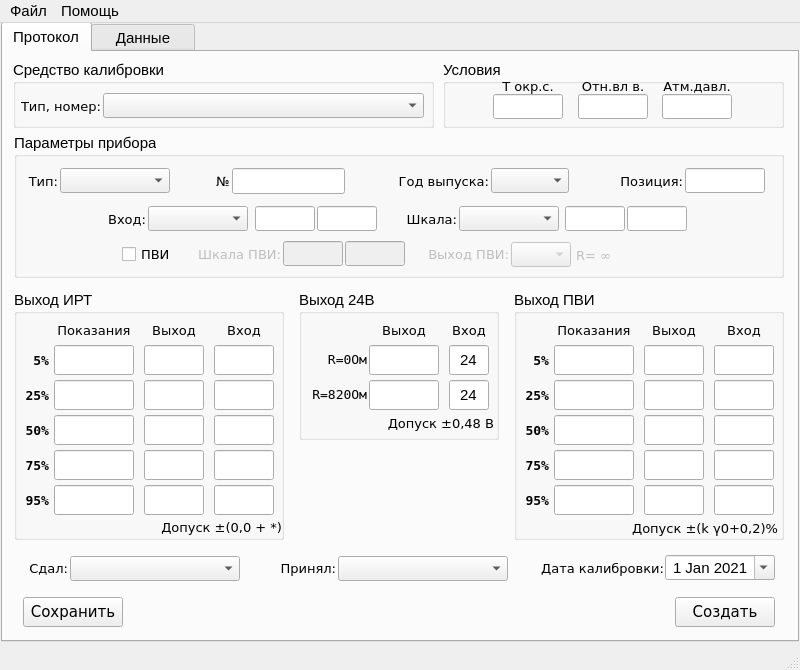
Qt form main.ui (asd192/CalibrationIRT59) before a commit.
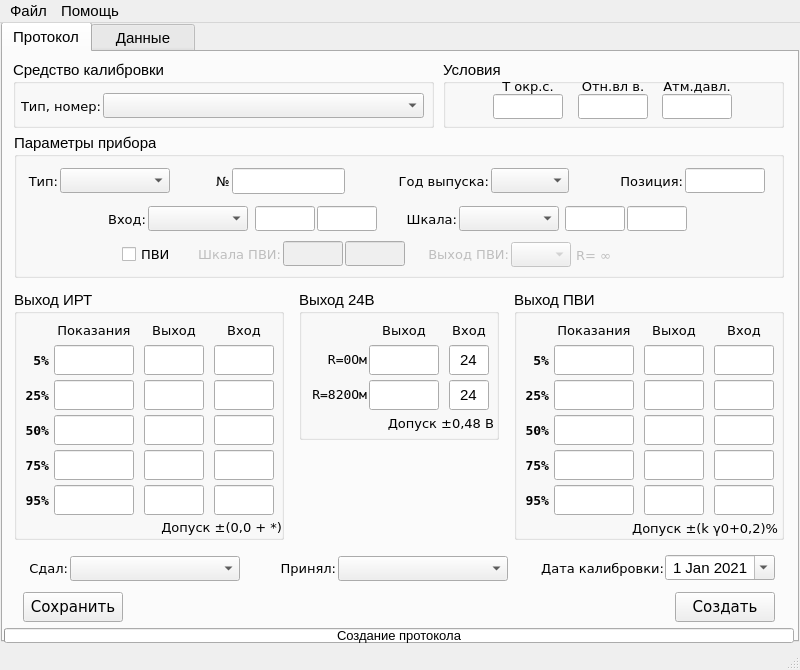
The same form after that commit.

What changed in the file:
```diff
--- a/main.ui
+++ b/main.ui
@@ -54,7 +54,7 @@
       <property name="geometry">
        <rect>
         <x>672</x>
-        <y>545</y>
+        <y>540</y>
         <width>100</width>
         <height>30</height>
        </rect>
@@ -963,7 +963,7 @@
       <property name="geometry">
        <rect>
         <x>20</x>
-        <y>545</y>
+        <y>540</y>
         <width>100</width>
         <height>30</height>
        </rect>
@@ -2918,6 +2918,34 @@
      </widget>
     </widget>
    </widget>
+   <widget class="QProgressBar" name="progressBar">
+    <property name="geometry">
+     <rect>
+      <x>4</x>
+      <y>605</y>
+      <width>790</width>
+      <height>15</height>
+     </rect>
+    </property>
+    <property name="font">
+     <font>
+      <family>Segoe UI</family>
+      <pointsize>10</pointsize>
+     </font>
+    </property>
+    <property name="value">
+     <number>0</number>
+    </property>
+    <property name="alignment">
+     <set>Qt::AlignCenter</set>
+    </property>
+    <property name="textVisible">
+     <bool>true</bool>
+    </property>
+    <property name="format">
+     <string>Создание протокола</string>
+    </property>
+   </widget>
   </widget>
   <widget class="QMenuBar" name="menubar">
    <property name="geometry">
```
